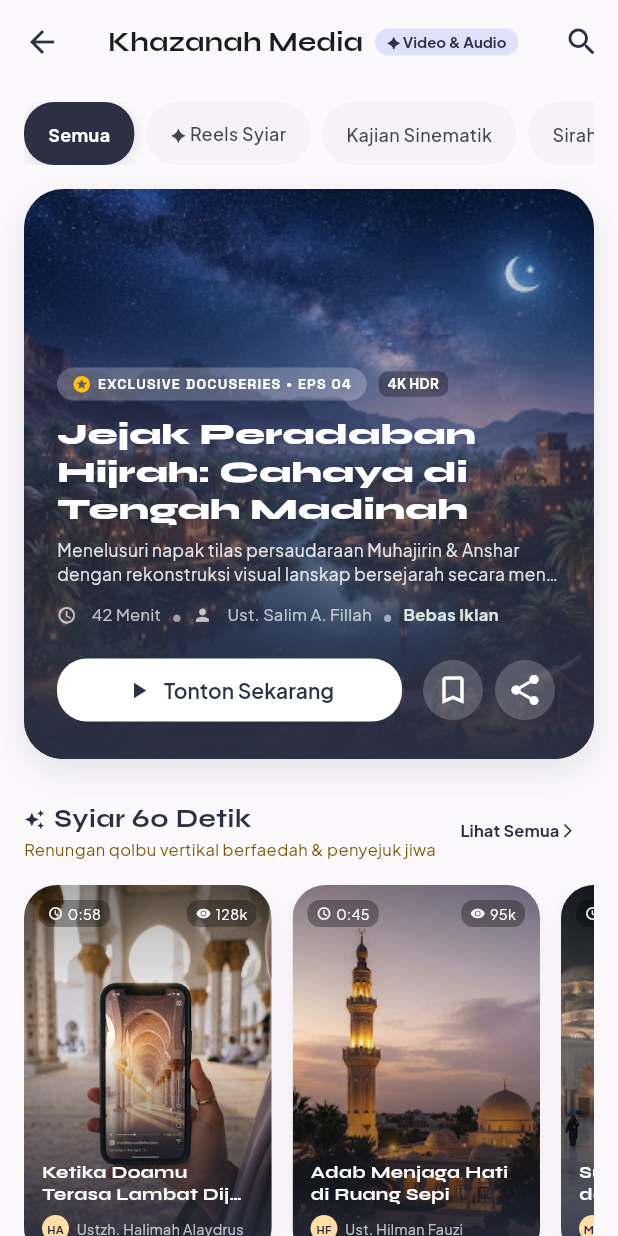
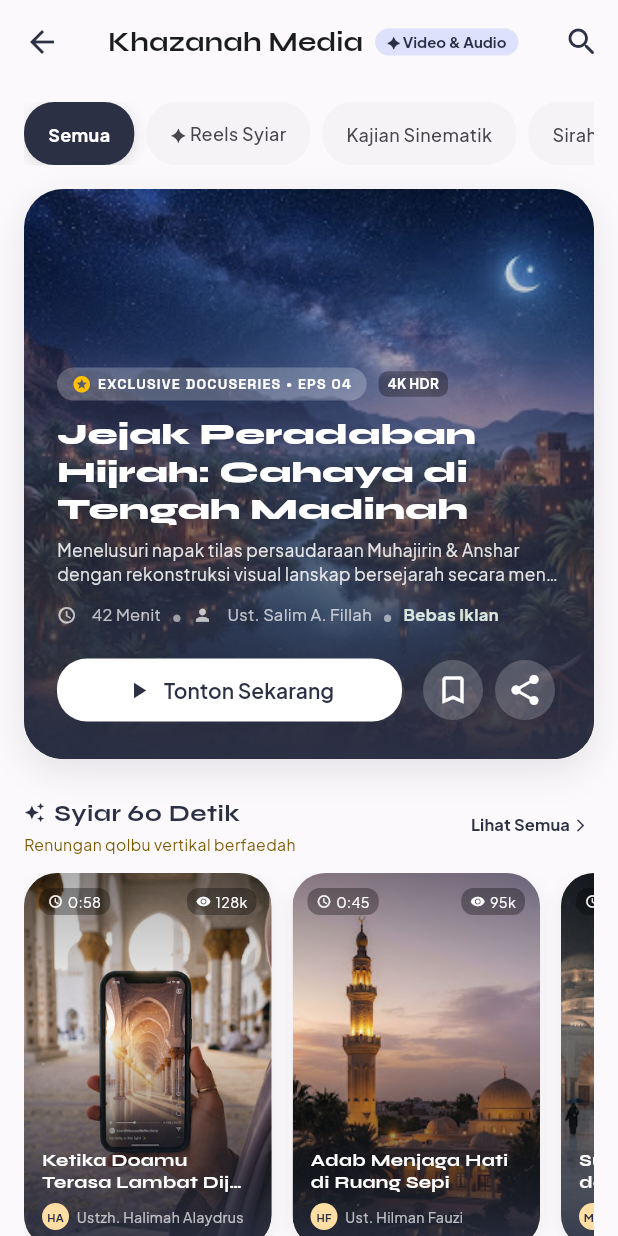
Before and after one commit to Rie-Riee/noor-sanctuary, a Flutter app: the MediaSanctuaryTabScreen screen opened directly, on a phone screen of 412 x 824 dp. Run offline on Flutter 3.47's test engine with Material 3 defaults, Android fonts, the phone set to English and light mode, and no system bars; our stand-ins replace google_fonts.

Commit message:
fix(ui): resolve text clipping and row overflow on mobile viewports

```diff
--- a/lib/screens/media/media_sanctuary_tab_screen.dart
+++ b/lib/screens/media/media_sanctuary_tab_screen.dart
@@ -687,7 +687,8 @@ class _MediaSanctuaryTabScreenState extends State<MediaSanctuaryTabScreen> {
         Row(
           mainAxisAlignment: MainAxisAlignment.spaceBetween,
           children: [
-            Column(
+            Expanded(
+              child: Column(
                 crossAxisAlignment: CrossAxisAlignment.start,
                 children: [
                   Row(
@@ -696,24 +697,36 @@ class _MediaSanctuaryTabScreenState extends State<MediaSanctuaryTabScreen> {
                       const SizedBox(width: 6),
                       Text(
                         _isKids ? 'Video Cilik 60 Detik' : 'Syiar 60 Detik',
-                      style: GoogleFonts.syne(fontSize: 17, fontWeight: FontWeight.w700, color: AppColors.primary),
+                        style: GoogleFonts.syne(fontSize: 16, fontWeight: FontWeight.w700, color: AppColors.primary),
                       ),
                     ],
                   ),
+                  const SizedBox(height: 2),
                   Text(
                     _isKids
-                      ? 'Kartun pendek adab makan, hafalan doa harian, & akhlak mulia'
-                      : 'Renungan qolbu vertikal berfaedah & penyejuk jiwa',
-                  style: GoogleFonts.plusJakartaSans(fontSize: 11, color: AppColors.secondary),
+                        ? 'Kartun adab, doa & akhlak santri'
+                        : 'Renungan qolbu vertikal berfaedah',
+                    style: GoogleFonts.plusJakartaSans(fontSize: 10.5, color: AppColors.secondary),
+                    maxLines: 1,
+                    overflow: TextOverflow.ellipsis,
                   ),
                 ],
               ),
+            ),
+            const SizedBox(width: 8),
             TextButton(
+              style: TextButton.styleFrom(
+                padding: const EdgeInsets.symmetric(horizontal: 4, vertical: 2),
+                minimumSize: Size.zero,
+                tapTargetSize: MaterialTapTargetSize.shrinkWrap,
+              ),
               onPressed: () => _openReelViewer(0),
               child: Row(
+                mainAxisSize: MainAxisSize.min,
                 children: [
                   Text('Lihat Semua', style: GoogleFonts.plusJakartaSans(fontSize: 11, fontWeight: FontWeight.w700, color: AppColors.primary)),
-                  const Icon(Icons.arrow_forward_ios, size: 11, color: AppColors.primary),
+                  const SizedBox(width: 2),
+                  const Icon(Icons.arrow_forward_ios, size: 10, color: AppColors.primary),
                 ],
               ),
             ),
@@ -857,8 +870,8 @@ class _MediaSanctuaryTabScreenState extends State<MediaSanctuaryTabScreen> {
                 children: [
                   Flexible(
                     child: Text(
-                      _isKids ? 'Serial Kartun & Belajar Santri' : 'Kajian Pilihan Pekan Ini',
-                      style: GoogleFonts.syne(fontSize: 17, fontWeight: FontWeight.w700, color: AppColors.primary),
+                      _isKids ? 'Serial Kartun Santri' : 'Kajian Pilihan',
+                      style: GoogleFonts.syne(fontSize: 16, fontWeight: FontWeight.w700, color: AppColors.primary),
                       maxLines: 1,
                       overflow: TextOverflow.ellipsis,
                     ),
@@ -1039,11 +1052,13 @@ class _MediaSanctuaryTabScreenState extends State<MediaSanctuaryTabScreen> {
           Row(
             mainAxisAlignment: MainAxisAlignment.spaceBetween,
             children: [
-              Row(
+              Expanded(
+                child: Row(
                   children: [
                     Icon(_isKids ? Icons.auto_stories : Icons.bedtime, size: 16, color: AppColors.primaryFixed),
                     const SizedBox(width: 6),
-                  Text(
+                    Expanded(
+                      child: Text(
                         _isKids ? 'DONGENG TIDUR SANTRI' : 'TADABBUR MALAM',
                         style: GoogleFonts.spaceGrotesk(
                           fontSize: 10,
@@ -1051,9 +1066,14 @@ class _MediaSanctuaryTabScreenState extends State<MediaSanctuaryTabScreen> {
                           letterSpacing: 1.0,
                           color: AppColors.primaryFixed,
                         ),
+                        maxLines: 1,
+                        overflow: TextOverflow.ellipsis,
+                      ),
                     ),
                   ],
                 ),
+              ),
+              const SizedBox(width: 8),
               Container(
                 padding: const EdgeInsets.symmetric(horizontal: 8, vertical: 2),
                 decoration: BoxDecoration(
```
Also changed, not shown: lib/screens/game/game_sanctuary_tab_screen.dart (+32 -11 lines), lib/screens/habits/habits_tab_screen.dart (+20 -8 lines), lib/screens/home/home_screen.dart (+16 -7 lines), lib/screens/sisterhood/sisterhood_screen.dart (+24 -12 lines). Lines whose indentation alone changed are shown as unchanged.
